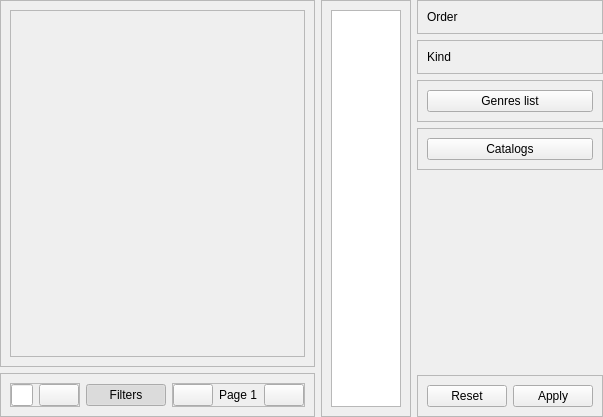
Old version of the form data/ui/widgets/facial.ui in the repository brandonzorn/Nlight.
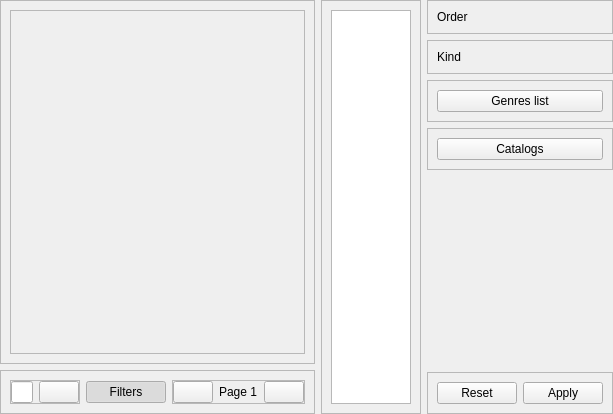
New version of the form. Icons and pictures are not drawn.

```diff
--- a/data/ui/widgets/facial.ui
+++ b/data/ui/widgets/facial.ui
@@ -6,8 +6,8 @@
    <rect>
     <x>0</x>
     <y>0</y>
-    <width>586</width>
-    <height>417</height>
+    <width>613</width>
+    <height>414</height>
    </rect>
   </property>
   <property name="windowTitle">
@@ -53,8 +53,8 @@
             <rect>
              <x>0</x>
              <y>0</y>
-             <width>281</width>
-             <height>341</height>
+             <width>308</width>
+             <height>338</height>
             </rect>
            </property>
            <layout class="QVBoxLayout" name="scroll_layout">
```
Left out of the diff: 19 changed lines with no effect on the pictures.
